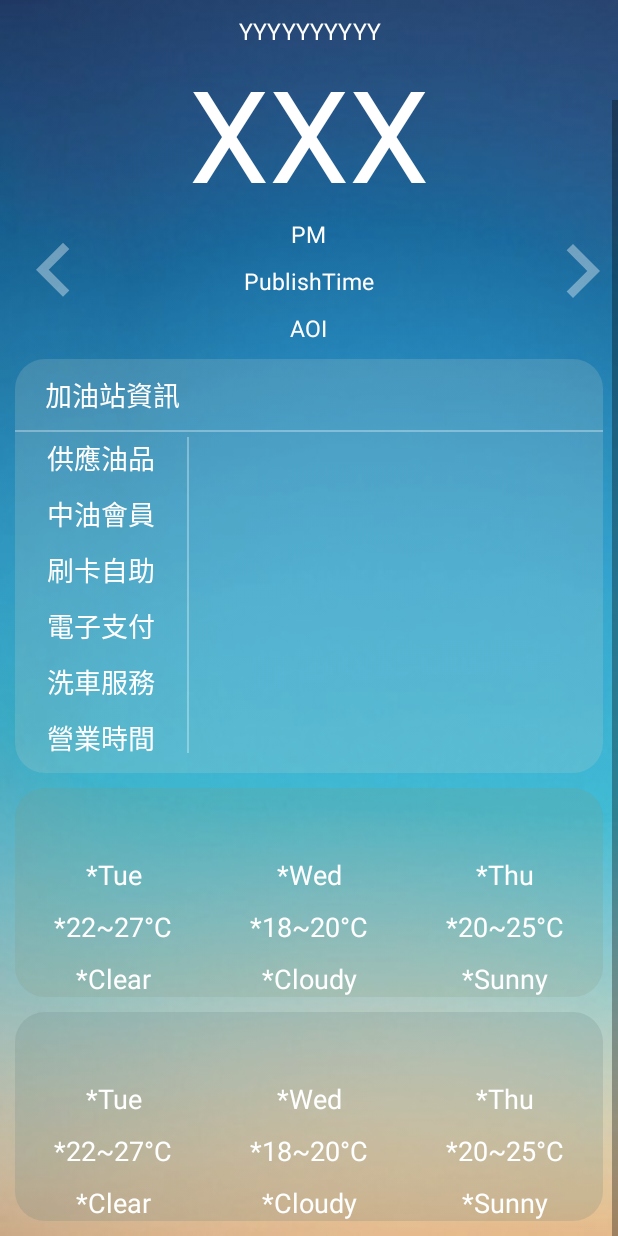
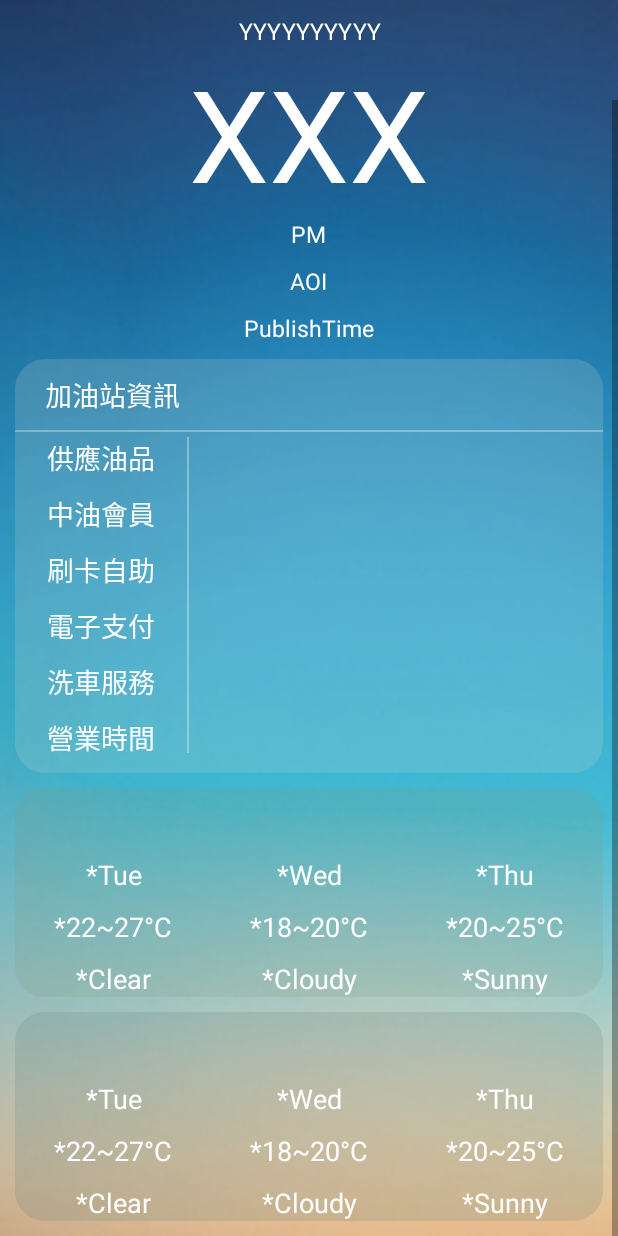
Before and after one commit to empirejames/CPC, an Android app: the layout activity_detail.xml on its own in the app's theme, with its tools: preview values and no code run, scrolled down 72 dp, on a phone screen of 412 x 824 dp. Run offline under Robolectric (Android 15) with nearby library versions, the phone set to English and light mode, and no system bars; plain views replace GifView.

Commit message:
hide arrow and adding a slide bar

```diff
--- a/app/src/main/java/com/james/cpc/LastActivity.java
+++ b/app/src/main/java/com/james/cpc/LastActivity.java
@@ -8,6 +8,7 @@ import android.net.Uri;
 import android.os.Bundle;
 import android.support.v4.widget.SwipeRefreshLayout;
 import android.util.Log;
+import android.view.MotionEvent;
 import android.view.View;
 import android.widget.ImageView;
 import android.widget.LinearLayout;
@@ -94,9 +95,6 @@ public class LastActivity extends Activity implements SwipeRefreshLayout.OnRefre
     }
     public void setupView(String location, String a, String b, String c, String d, String e, String f, String g, String h
             , String i, String j, String k, String l, String m, String n, String o, String p, String q, String r, String s) {
-        img_right = (ImageView) findViewById(R.id.img_right);
-        img_left= (ImageView) findViewById(R.id.img_left);
-        img_right.setVisibility(View.GONE);
         countryName = (TextView) findViewById(R.id.countryName);
         curStation = (TextView) findViewById(R.id.curStation);
         stationName = (TextView)findViewById(R.id.stationName);
--- a/app/src/main/java/com/james/cpc/MainActivity.java
+++ b/app/src/main/java/com/james/cpc/MainActivity.java
@@ -7,6 +7,7 @@ import android.net.Uri;
 import android.support.v4.widget.SwipeRefreshLayout;
 import android.os.Bundle;
 import android.util.Log;
+import android.view.MotionEvent;
 import android.view.View;
 import android.widget.ImageView;
 import android.widget.LinearLayout;
@@ -104,12 +105,8 @@ public class MainActivity extends Activity implements SwipeRefreshLayout.OnRefre
                 , curgas95, curgas98, curgasAlcool, curdisol, curmember, curcreditshelf, curWashcar, curyoyocard, curecard
                 , curhappycash, curactivitytime);
     }
-
     public void setupView(String location,String a, String b, String c, String d, String e, String f, String g, String h
             , String i, String j, String k, String l, String m, String n, String o, String p, String q, String r, String s) {
-        img_right = (ImageView) findViewById(R.id.img_right);
-        img_left= (ImageView) findViewById(R.id.img_left);
-        img_left.setVisibility(View.GONE);
         stationName = (TextView)findViewById(R.id.stationName);
         countryName = (TextView) findViewById(R.id.countryName);
         curStation = (TextView) findViewById(R.id.curStation);
--- a/app/src/main/java/com/james/cpc/MiddleActivity.java
+++ b/app/src/main/java/com/james/cpc/MiddleActivity.java
@@ -8,6 +8,7 @@ import android.net.Uri;
 import android.os.Bundle;
 import android.support.v4.widget.SwipeRefreshLayout;
 import android.util.Log;
+import android.view.MotionEvent;
 import android.view.View;
 import android.widget.ImageView;
 import android.widget.LinearLayout;
@@ -93,8 +94,6 @@ public class MiddleActivity extends Activity implements SwipeRefreshLayout.OnRef
     }
     public void setupView(String location,String a, String b, String c, String d, String e, String f, String g, String h
             , String i, String j, String k, String l, String m, String n, String o, String p, String q, String r, String s) {
-        img_right = (ImageView) findViewById(R.id.img_right);
-        img_left= (ImageView) findViewById(R.id.img_left);
         countryName = (TextView) findViewById(R.id.countryName);
         curStation = (TextView) findViewById(R.id.curStation);
         stationName = (TextView)findViewById(R.id.stationName);
--- a/app/src/main/res/layout/activity_detail.xml
+++ b/app/src/main/res/layout/activity_detail.xml
@@ -98,24 +98,6 @@
                     android:layout_width="match_parent"
                     android:layout_height="match_parent">
 
-                    <ImageView
-                        android:id="@+id/img_right"
-                        android:layout_width="wrap_content"
-                        android:layout_height="match_parent"
-                        android:src="@drawable/ic_keyboard_arrow_right_white_48dp"
-                        android:layout_alignParentTop="true"
-                        android:layout_alignParentRight="true"
-                        android:layout_alignParentEnd="true" />
-
-                    <ImageView
-                        android:id="@+id/img_left"
-                        android:layout_width="wrap_content"
-                        android:layout_height="match_parent"
-                        android:layout_alignParentTop="true"
-                        android:layout_alignParentLeft="true"
-                        android:layout_centerVertical="true"
-                        android:src="@drawable/ic_keyboard_arrow_left_white_48dp" />
-
                     <TextView
                         android:id="@+id/curPM"
                         android:layout_width="wrap_content"
@@ -127,28 +109,29 @@
                         android:textSize="15sp" />
 
                     <TextView
+                        android:id="@+id/curAQI"
+                        android:layout_width="wrap_content"
+                        android:layout_height="wrap_content"
+                        android:layout_below="@+id/curPM"
+                        android:layout_centerHorizontal="true"
+                        android:layout_marginTop="10dp"
+                        android:gravity="center"
+                        android:text="AOI"
+                        android:textColor="#ffffff"
+                        android:textSize="15sp" />
+
+                    <TextView
                         android:id="@+id/curPublishTime"
                         android:layout_width="wrap_content"
                         android:layout_height="wrap_content"
                         android:layout_centerHorizontal="true"
                         android:layout_marginTop="10dp"
-                        android:layout_below="@+id/curPM"
+                        android:layout_below="@+id/curAQI"
                         android:gravity="center"
                         android:text="PublishTime"
                         android:textColor="#ffffff"
                         android:textSize="15sp" />
 
-                    <TextView
-                        android:id="@+id/curAQI"
-                        android:layout_width="wrap_content"
-                        android:layout_height="wrap_content"
-                        android:layout_centerHorizontal="true"
-                        android:layout_marginTop="10dp"
-                        android:gravity="center"
-                        android:layout_below="@+id/curPublishTime"
-                        android:text="AOI"
-                        android:textColor="#ffffff"
-                        android:textSize="15sp" />
                 </RelativeLayout>
 
             </LinearLayout>
```
Also changed, not shown: app/src/main/java/com/james/cpc/ViewPageController.java (+20 -2 lines), app/src/main/res/anim/slide_in_left_1.xml (added, +12 -0 lines), app/src/main/res/anim/slide_in_left_2.xml (added, +11 -0 lines), app/src/main/res/anim/slide_in_right_1.xml (added, +12 -0 lines), app/src/main/res/anim/slide_in_right_2.xml (added, +11 -0 lines), app/src/main/res/drawable/ic_keyboard_arrow_left_white_48dp_light.xml (added, +9 -0 lines), app/src/main/res/drawable/ic_keyboard_arrow_right_white_48dp_light.xml (added, +9 -0 lines), app/src/main/res/layout/activity_main.xml (+7 -1 lines), app/src/main/res/drawable/roller.png (added).
